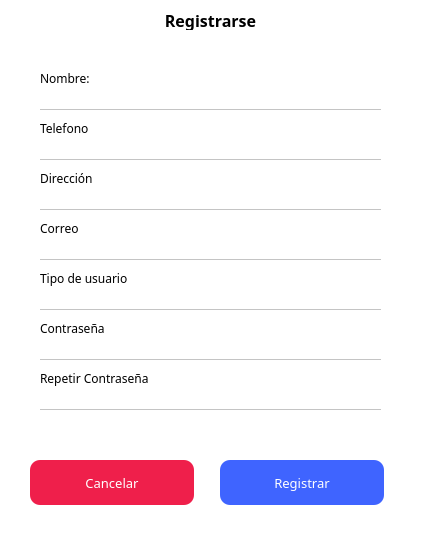
Before: the Qt Designer form hospital-Core/Widgets/Usuario/registrar.ui in MrDanielG/Hospital-SCRUM, drawn with Qt 5.
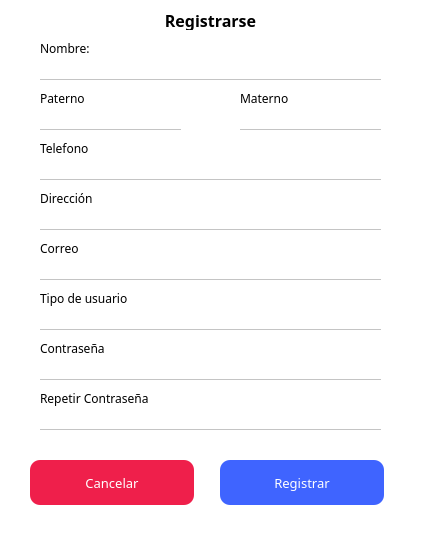
After: the same form once the commit is applied.

Commit message:
interfaz lanpage medico
Hice la interfaz inicial del médico y algunas pruebas en el proyecto de pruebas.

```diff
--- a/hospital-Core/Widgets/Usuario/registrar.ui
+++ b/hospital-Core/Widgets/Usuario/registrar.ui
@@ -21,7 +21,7 @@
    <property name="geometry">
     <rect>
      <x>40</x>
-     <y>140</y>
+     <y>160</y>
      <width>341</width>
      <height>20</height>
     </rect>
@@ -41,7 +41,7 @@
    <property name="geometry">
     <rect>
      <x>40</x>
-     <y>120</y>
+     <y>140</y>
      <width>101</width>
      <height>16</height>
     </rect>
@@ -62,7 +62,7 @@
    <property name="geometry">
     <rect>
      <x>40</x>
-     <y>190</y>
+     <y>210</y>
      <width>341</width>
      <height>20</height>
     </rect>
@@ -82,7 +82,7 @@
    <property name="geometry">
     <rect>
      <x>40</x>
-     <y>220</y>
+     <y>240</y>
      <width>81</width>
      <height>16</height>
     </rect>
@@ -128,7 +128,7 @@
    <property name="geometry">
     <rect>
      <x>40</x>
-     <y>370</y>
+     <y>390</y>
      <width>131</width>
      <height>16</height>
     </rect>
@@ -149,7 +149,7 @@
    <property name="geometry">
     <rect>
      <x>40</x>
-     <y>340</y>
+     <y>360</y>
      <width>341</width>
      <height>20</height>
     </rect>
@@ -169,7 +169,7 @@
    <property name="geometry">
     <rect>
      <x>40</x>
-     <y>70</y>
+     <y>40</y>
      <width>81</width>
      <height>16</height>
     </rect>
@@ -190,7 +190,7 @@
    <property name="geometry">
     <rect>
      <x>40</x>
-     <y>170</y>
+     <y>190</y>
      <width>81</width>
      <height>16</height>
     </rect>
@@ -211,7 +211,7 @@
    <property name="geometry">
     <rect>
      <x>40</x>
-     <y>290</y>
+     <y>310</y>
      <width>341</width>
      <height>20</height>
     </rect>
@@ -231,7 +231,7 @@
    <property name="geometry">
     <rect>
      <x>40</x>
-     <y>390</y>
+     <y>410</y>
      <width>341</width>
      <height>20</height>
     </rect>
@@ -300,7 +300,7 @@
    <property name="geometry">
     <rect>
      <x>40</x>
-     <y>270</y>
+     <y>290</y>
      <width>111</width>
      <height>16</height>
     </rect>
@@ -321,7 +321,7 @@
    <property name="geometry">
     <rect>
      <x>40</x>
-     <y>240</y>
+     <y>260</y>
      <width>341</width>
      <height>20</height>
     </rect>
@@ -341,7 +341,7 @@
    <property name="geometry">
     <rect>
      <x>40</x>
-     <y>320</y>
+     <y>340</y>
      <width>111</width>
      <height>16</height>
     </rect>
@@ -362,7 +362,7 @@
    <property name="geometry">
     <rect>
      <x>40</x>
-     <y>90</y>
+     <y>60</y>
      <width>341</width>
      <height>20</height>
     </rect>
@@ -378,6 +378,88 @@
 background: none;</string>
    </property>
   </widget>
+  <widget class="QLabel" name="label_9">
+   <property name="geometry">
+    <rect>
+     <x>40</x>
+     <y>90</y>
+     <width>101</width>
+     <height>16</height>
+    </rect>
+   </property>
+   <property name="font">
+    <font>
+     <family>Montserrat</family>
+    </font>
+   </property>
+   <property name="text">
+    <string>Paterno</string>
+   </property>
+   <property name="alignment">
+    <set>Qt::AlignLeading|Qt::AlignLeft|Qt::AlignVCenter</set>
+   </property>
+  </widget>
+  <widget class="QLineEdit" name="registrarse_aMaterno">
+   <property name="geometry">
+    <rect>
+     <x>240</x>
+     <y>110</y>
+     <width>141</width>
+     <height>20</height>
+    </rect>
+   </property>
+   <property name="font">
+    <font>
+     <family>Montserrat</family>
+    </font>
+   </property>
+   <property name="styleSheet">
+    <string notr="true">border: none;
+border-bottom: 1px solid #C4C4C4;
+background: none;</string>
+   </property>
+  </widget>
+  <widget class="QLabel" name="label_10">
+   <property name="geometry">
+    <rect>
+     <x>240</x>
+     <y>90</y>
+     <width>101</width>
+     <height>16</height>
+    </rect>
+   </property>
+   <property name="font">
+    <font>
+     <family>Montserrat</family>
+    </font>
+   </property>
+   <property name="text">
+    <string>Materno</string>
+   </property>
+   <property name="alignment">
+    <set>Qt::AlignLeading|Qt::AlignLeft|Qt::AlignVCenter</set>
+   </property>
+  </widget>
+  <widget class="QLineEdit" name="registrarse_aMaterno_2">
+   <property name="geometry">
+    <rect>
+     <x>40</x>
+     <y>110</y>
+     <width>141</width>
+     <height>20</height>
+    </rect>
+   </property>
+   <property name="font">
+    <font>
+     <family>Montserrat</family>
+    </font>
+   </property>
+   <property name="styleSheet">
+    <string notr="true">border: none;
+border-bottom: 1px solid #C4C4C4;
+background: none;</string>
+   </property>
+  </widget>
  </widget>
  <resources/>
  <connections/>
```
The commit also changes 7 other files.
